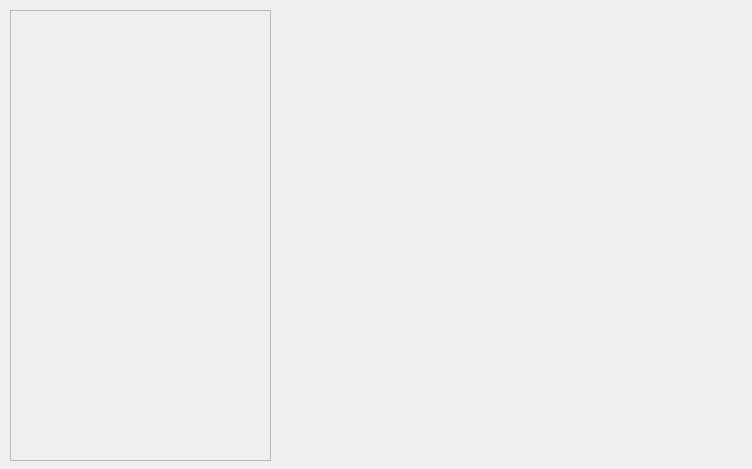
Old version of the form bank/cardwidget.ui in the repository msmahdinejad/Simple-Bank.
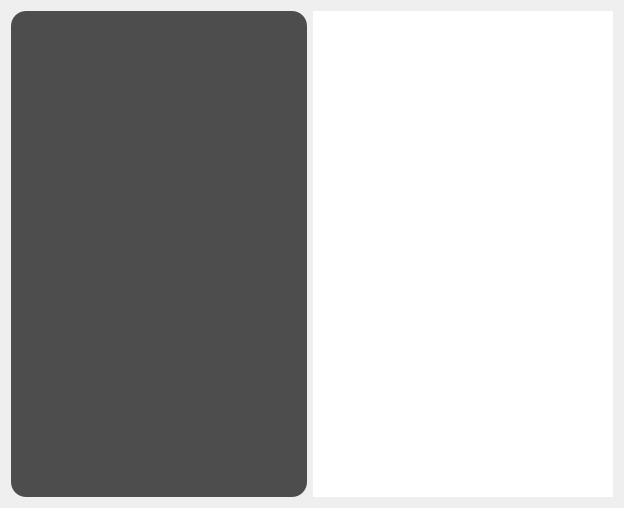
New version of the form.

What changed in the file:
```diff
--- a/bank/cardwidget.ui
+++ b/bank/cardwidget.ui
@@ -6,21 +6,36 @@
    <rect>
     <x>0</x>
     <y>0</y>
-    <width>752</width>
-    <height>469</height>
+    <width>624</width>
+    <height>508</height>
    </rect>
   </property>
   <property name="windowTitle">
    <string>Form</string>
   </property>
+  <layout class="QVBoxLayout" name="verticalLayout_2">
+   <item>
+    <layout class="QHBoxLayout" name="horizontalLayout">
+     <item>
   <widget class="QWidget" name="widget" native="true">
-   <property name="geometry">
-    <rect>
-     <x>10</x>
-     <y>10</y>
-     <width>261</width>
-     <height>451</height>
-    </rect>
+       <property name="sizePolicy">
+        <sizepolicy hsizetype="Preferred" vsizetype="Preferred">
+         <horstretch>0</horstretch>
+         <verstretch>0</verstretch>
+        </sizepolicy>
+       </property>
+       <property name="minimumSize">
+        <size>
+         <width>150</width>
+         <height>200</height>
+        </size>
+       </property>
+       <property name="styleSheet">
+        <string notr="true">QWidget {
+    background-color: rgb(77, 77, 77);
+    border-radius: 15px;
+
+}</string>
    </property>
    <layout class="QVBoxLayout" name="verticalLayout">
     <item>
@@ -33,15 +48,37 @@
         <rect>
          <x>0</x>
          <y>0</y>
-         <width>247</width>
-         <height>437</height>
-        </rect>
-       </property>
+             <width>294</width>
+             <height>482</height>
+            </rect>
+           </property>
+           <layout class="QVBoxLayout" name="verticalLayout_3">
+            <item>
+             <layout class="QVBoxLayout" name="scrollLayOut"/>
+            </item>
+           </layout>
       </widget>
      </widget>
     </item>
    </layout>
   </widget>
+     </item>
+     <item>
+      <widget class="QWidget" name="widget_2" native="true">
+       <property name="minimumSize">
+        <size>
+         <width>300</width>
+         <height>450</height>
+        </size>
+       </property>
+       <property name="styleSheet">
+        <string notr="true">background-color: rgb(255, 255, 255);</string>
+       </property>
+      </widget>
+     </item>
+    </layout>
+   </item>
+  </layout>
  </widget>
  <resources/>
  <connections/>
```
Lines whose indentation alone changed are shown as unchanged.
